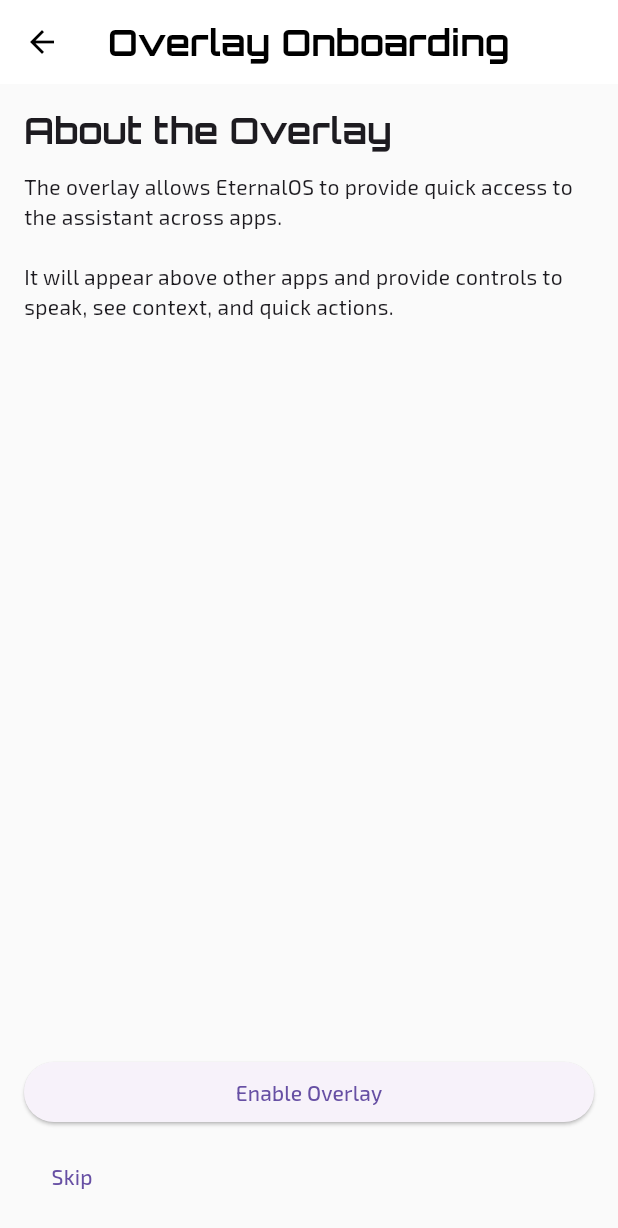
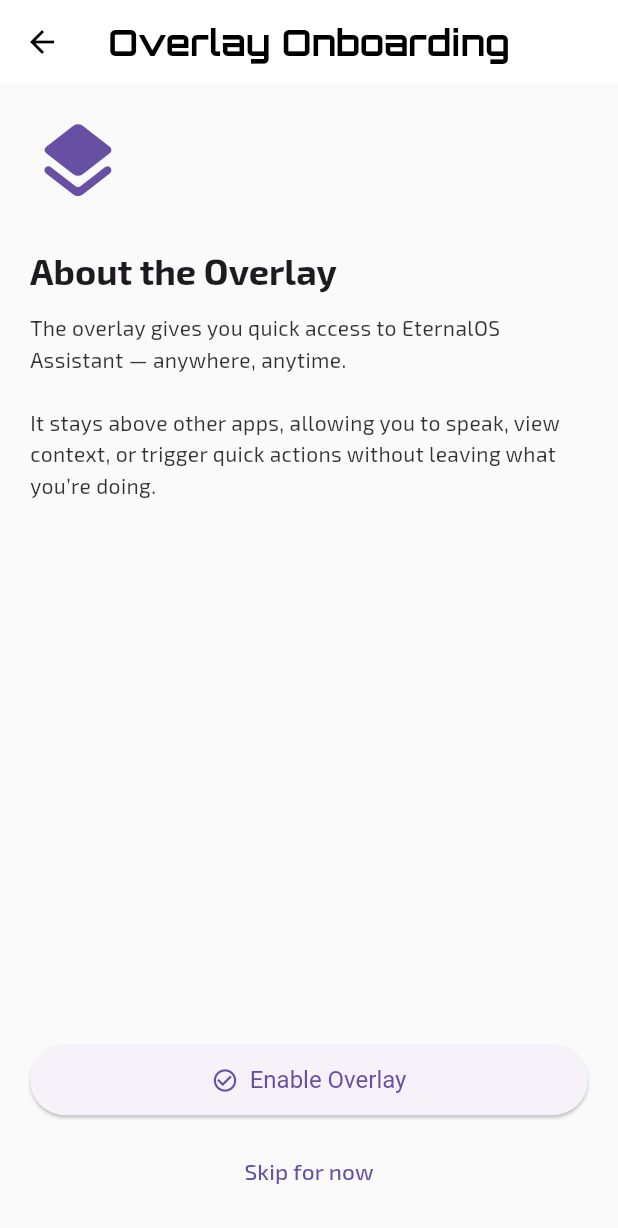
Before and after one commit to Anish-2005/EternalOS, a Flutter app: the screen it shows after launch, on a phone screen of 412 x 824 dp. Shown: the top 1228 px of the screen. Run offline on Flutter 3.47's test engine with Material 3 defaults, Android fonts, the phone set to English and light mode, and no system bars; our stand-ins replace google_fonts, shared_preferences, speech_to_text.

Commit message:
Update onboarding_screen.dart

```diff
--- a/lib/screens/onboarding_screen.dart
+++ b/lib/screens/onboarding_screen.dart
@@ -7,27 +7,80 @@
 
   @override
   Widget build(BuildContext context) {
-    final ctx = Provider.of<ContextManager>(context);
+    final ctx = Provider.of<ContextManager>(context, listen: false);
     final theme = Theme.of(context);
+
     return Scaffold(
-      appBar: AppBar(title: const Text('Overlay Onboarding')),
-      body: Padding(
-        padding: const EdgeInsets.all(16.0),
+      appBar: AppBar(
+        title: const Text('Overlay Onboarding'),
+        centerTitle: true,
+      ),
+      body: SafeArea(
+        child: Padding(
+          padding: const EdgeInsets.all(20.0),
           child: Column(
             crossAxisAlignment: CrossAxisAlignment.start,
             children: [
-            Text('About the Overlay', style: theme.textTheme.titleLarge),
+              Icon(
+                Icons.layers_rounded,
+                size: 64,
+                color: theme.colorScheme.primary,
+              ),
+              const SizedBox(height: 24),
+
+              Text(
+                'About the Overlay',
+                style: theme.textTheme.headlineSmall?.copyWith(
+                  fontWeight: FontWeight.bold,
+                ),
+              ),
               const SizedBox(height: 12),
-            Text('The overlay allows EternalOS to provide quick access to the assistant across apps.\n\nIt will appear above other apps and provide controls to speak, see context, and quick actions.', style: theme.textTheme.bodyMedium),
+
+              Text(
+                'The overlay gives you quick access to EternalOS Assistant — anywhere, anytime.\n\n'
+                'It stays above other apps, allowing you to speak, view context, or trigger quick actions without leaving what you’re doing.',
+                style: theme.textTheme.bodyMedium?.copyWith(
+                  height: 1.5,
+                  color: theme.textTheme.bodyMedium?.color?.withOpacity(0.9),
+                ),
+              ),
+
               const Spacer(),
-            Row(
-              children: [
-                Expanded(child: ElevatedButton(onPressed: () async { await ctx.setOverlayEnabled(true); await ctx.setOnboardingSeen(true); Navigator.of(context).pop(); }, child: const Text('Enable Overlay'))),
+
+              // Buttons
+              SizedBox(
+                width: double.infinity,
+                child: ElevatedButton.icon(
+                  icon: const Icon(Icons.check_circle_outline),
+                  label: const Text('Enable Overlay'),
+                  style: ElevatedButton.styleFrom(
+                    padding: const EdgeInsets.symmetric(vertical: 14),
+                    textStyle: const TextStyle(fontSize: 16),
+                  ),
+                  onPressed: () async {
+                    await ctx.setOverlayEnabled(true);
+                    await ctx.setOnboardingSeen(true);
+                    if (context.mounted) Navigator.of(context).pop();
+                  },
+                ),
+              ),
+
+              const SizedBox(height: 12),
+
+              Center(
+                child: TextButton(
+                  onPressed: () async {
+                    await ctx.setOnboardingSeen(true);
+                    if (context.mounted) Navigator.of(context).pop();
+                  },
+                  child: const Text(
+                    'Skip for now',
+                    style: TextStyle(fontSize: 15),
+                  ),
+                ),
+              ),
             ],
           ),
-            const SizedBox(height: 8),
-            TextButton(onPressed: () async { await ctx.setOnboardingSeen(true); Navigator.of(context).pop(); }, child: const Text('Skip'))
-          ],
         ),
       ),
     );
```
Lines whose indentation alone changed are shown as unchanged.
